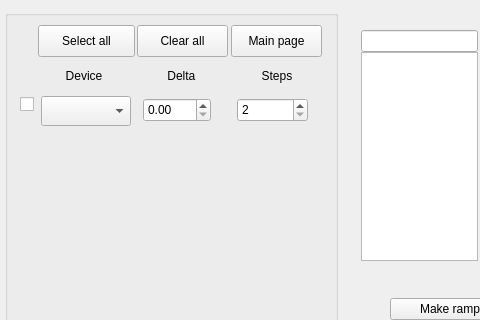
Above: gui_window.ui from rsharankova/LinacDeviceScan before the change; both pictures show x 0 to 480 and y 0 to 320 of the 972 by 467 pixel window. Below: the same form after it.
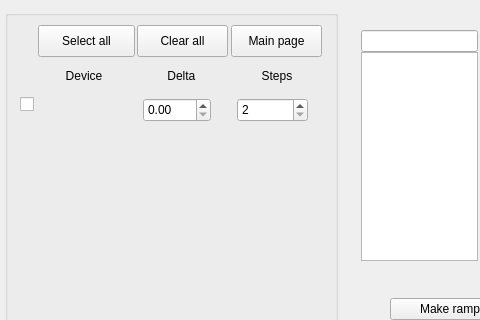
That is the form after the change.

Commit message: autocomplete combobox; removed dialog ui

```diff
--- a/gui_window.ui
+++ b/gui_window.ui
@@ -1108,16 +1108,6 @@
         <string/>
        </property>
       </widget>
-      <widget class="QComboBox" name="dev_comboBox_8">
-       <property name="geometry">
-        <rect>
-         <x>36</x>
-         <y>86</y>
-         <width>90</width>
-         <height>30</height>
-        </rect>
-       </property>
-      </widget>
      </widget>
     </widget>
     <widget class="QWidget" name="page_debug">
```
The commit also changes 2 other files.
